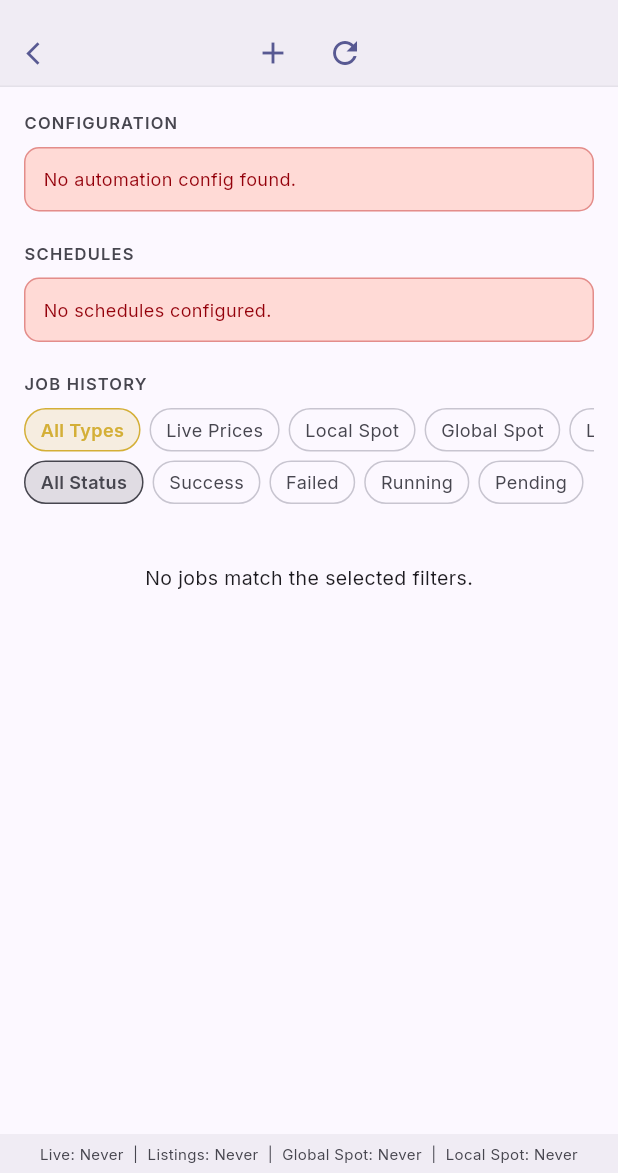
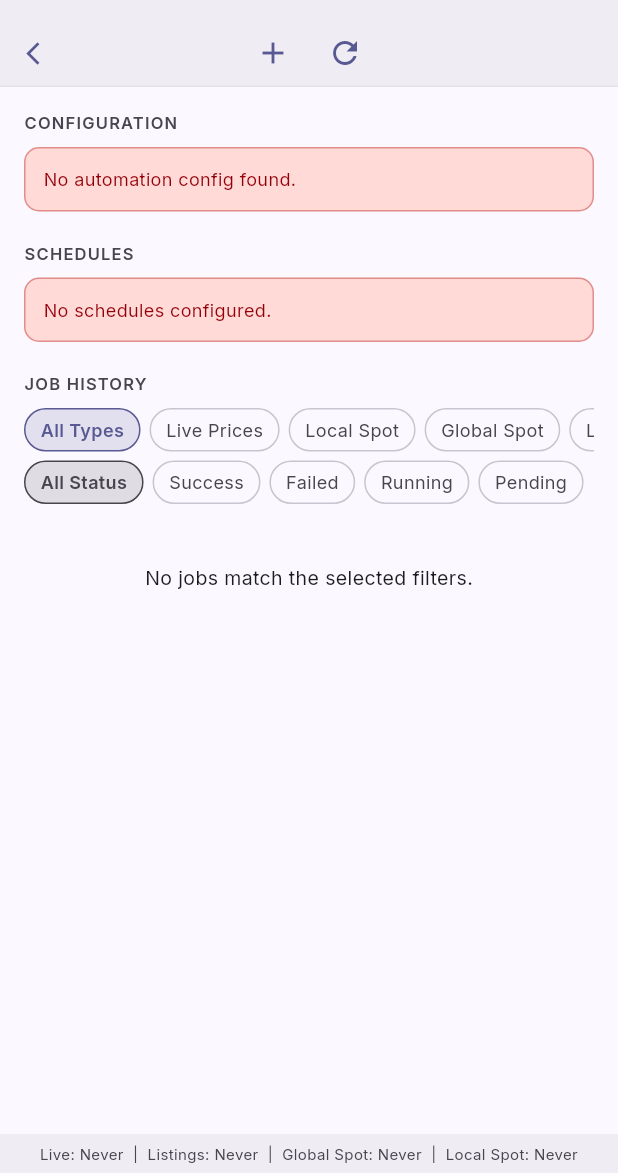
Before and after one commit to razscarl/metal_tracker, a Flutter app: the AutomationScreen screen opened directly, on a phone screen of 412 x 824 dp, the part 63-1236 px from its top. Run offline on Flutter 3.47's test engine with Material 3 defaults, Android fonts, the phone set to English and light mode, and no system bars; our stand-ins replace fl_chart, flutter_colorpicker, flutter_riverpod, google_fonts, package_info_plus, riverpod_annotation and 2 more; accounts and stored records are empty; generated files the repository leaves out were written again.

Commit message:
v0.6.2 — post-migration UI fixes: chip colour, metal type colours, switch position
- Automation: _FilterChip.color now nullable; defaults to cs.primary so
  Job History Type chips use theme primary instead of hardcoded gold
- Metal Type admin: each row now coloured by its metal type via
  MetalColorHelper (Gold=gold, Silver=silver, Platinum=platinum);
  falls back to cs.onSurface for non-standard names
- Listing Status: Switch moved to trailing (right) position

Co-Authored-By: Claude Sonnet 4.6 <noreply@anthropic.com>

```diff
--- a/lib/features/admin/presentation/screens/automation_screen.dart
+++ b/lib/features/admin/presentation/screens/automation_screen.dart
@@ -717,33 +717,34 @@ class _FilterChip extends StatelessWidget {
   final String label;
   final bool selected;
   final VoidCallback onTap;
-  final Color color;
+  final Color? color;
 
   const _FilterChip({
     required this.label,
     required this.selected,
     required this.onTap,
-    this.color = AppColors.primaryGold,
+    this.color,
   });
 
   @override
   Widget build(BuildContext context) {
     final cs = Theme.of(context).colorScheme;
+    final effectiveColor = color ?? cs.primary;
     return GestureDetector(
       onTap: onTap,
       child: Container(
         padding: const EdgeInsets.symmetric(horizontal: 10, vertical: 5),
         decoration: BoxDecoration(
-          color: selected ? color.withAlpha(40) : Colors.transparent,
+          color: selected ? effectiveColor.withAlpha(40) : Colors.transparent,
           borderRadius: BorderRadius.circular(20),
           border: Border.all(
-            color: selected ? color : cs.outlineVariant,
+            color: selected ? effectiveColor : cs.outlineVariant,
           ),
         ),
         child: Text(
           label,
           style: TextStyle(
-            color: selected ? color : cs.onSurfaceVariant,
+            color: selected ? effectiveColor : cs.onSurfaceVariant,
             fontSize: 12,
             fontWeight: selected ? FontWeight.w600 : FontWeight.normal,
           ),
```
Also changed, not shown: lib/features/admin/presentation/screens/metal_type_admin_screen.dart (+9 -2 lines), lib/features/admin/presentation/screens/product_listing_status_screen.dart (+9 -10 lines).
